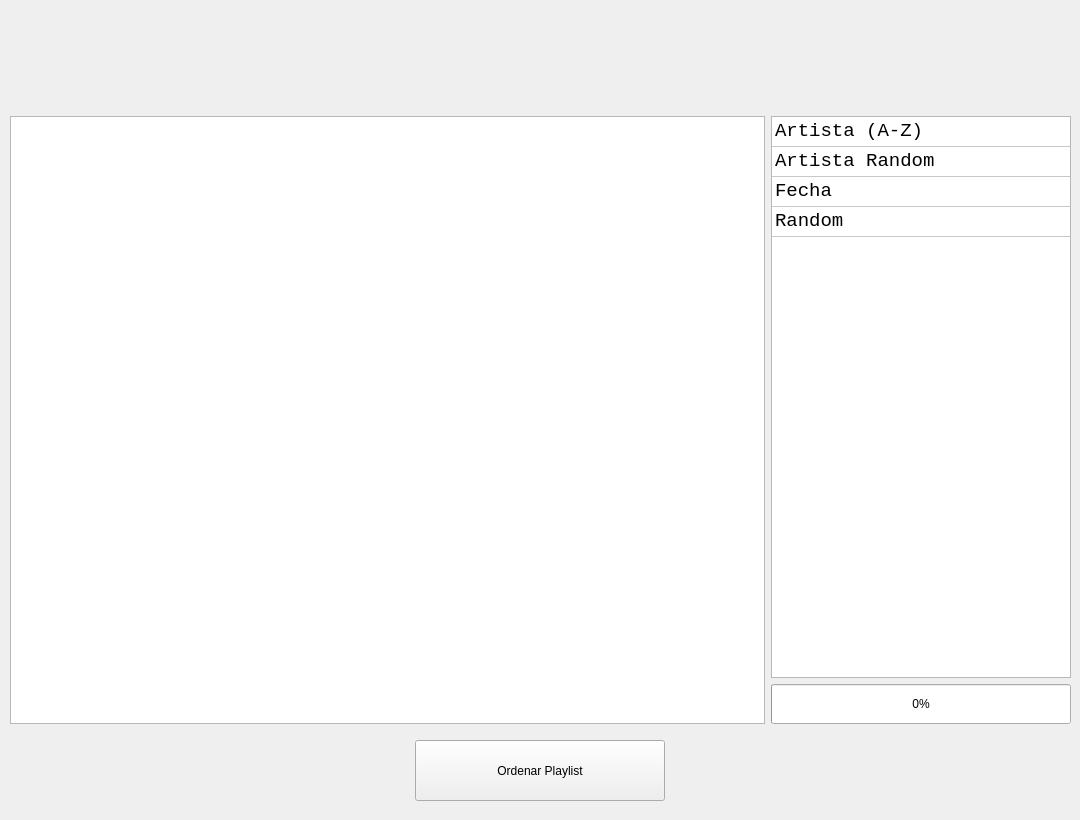
First picture: the form in frontend/ventana_ordenadas3.ui, repository iangrosssan/Sorter-Spotify, before the edit.
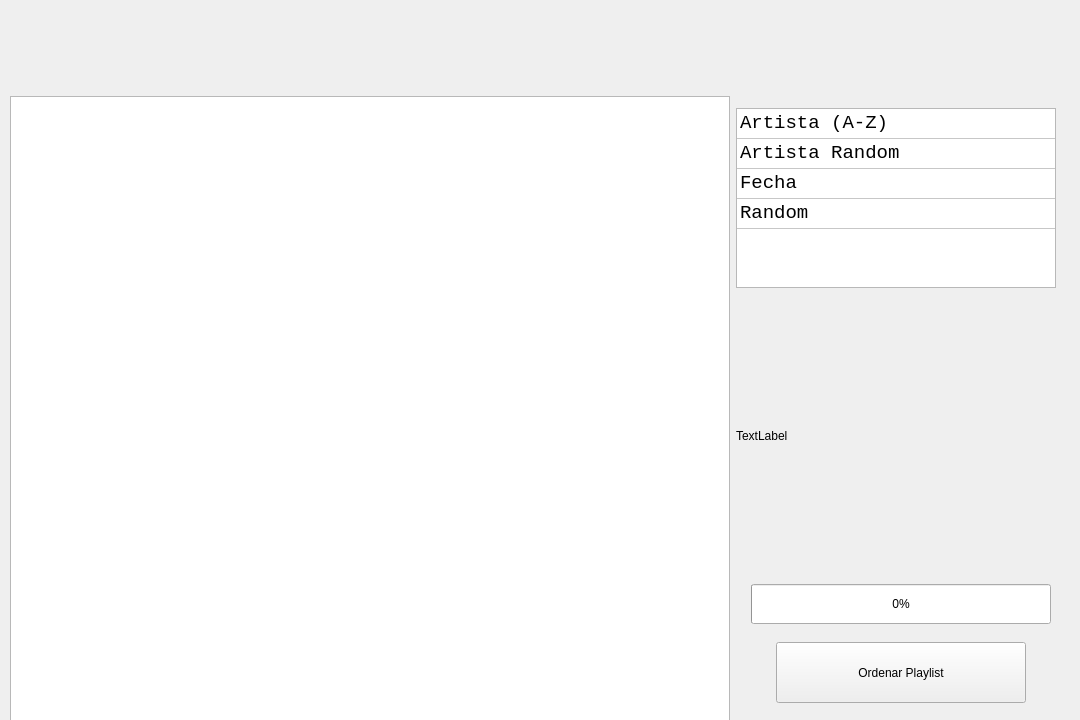
Second picture: the form after the edit.

Commit message: global_stats

The edit to the form file:
```diff
--- a/frontend/ventana_ordenadas3.ui
+++ b/frontend/ventana_ordenadas3.ui
@@ -7,7 +7,7 @@
     <x>0</x>
     <y>0</y>
     <width>1080</width>
-    <height>820</height>
+    <height>720</height>
    </rect>
   </property>
   <property name="windowTitle">
@@ -19,7 +19,7 @@
      <x>10</x>
      <y>10</y>
      <width>1061</width>
-     <height>791</height>
+     <height>719</height>
     </rect>
    </property>
    <layout class="QVBoxLayout" name="verticalLayout">
@@ -72,7 +72,7 @@
       <property name="sizeHint" stdset="0">
        <size>
         <width>20</width>
-        <height>40</height>
+        <height>20</height>
        </size>
       </property>
      </spacer>
@@ -85,8 +85,8 @@
          <widget class="QTreeWidget" name="lista_playlists">
           <property name="maximumSize">
            <size>
-            <width>1080</width>
-            <height>16777215</height>
+            <width>720</width>
+            <height>650</height>
            </size>
           </property>
           <property name="styleSheet">
@@ -119,21 +119,21 @@
           <item>
            <widget class="QTableWidget" name="jerarquias">
             <property name="sizePolicy">
-             <sizepolicy hsizetype="Fixed" vsizetype="Expanding">
+             <sizepolicy hsizetype="Fixed" vsizetype="Minimum">
               <horstretch>0</horstretch>
               <verstretch>0</verstretch>
              </sizepolicy>
             </property>
             <property name="minimumSize">
              <size>
-              <width>300</width>
-              <height>0</height>
+              <width>320</width>
+              <height>150</height>
              </size>
             </property>
             <property name="maximumSize">
              <size>
               <width>320</width>
-              <height>16777215</height>
+              <height>180</height>
              </size>
             </property>
             <property name="font">
@@ -176,7 +176,7 @@
              <bool>false</bool>
             </attribute>
             <attribute name="horizontalHeaderDefaultSectionSize">
-             <number>300</number>
+             <number>400</number>
             </attribute>
             <attribute name="verticalHeaderVisible">
              <bool>false</bool>
@@ -235,6 +235,43 @@
            </widget>
           </item>
           <item>
+           <widget class="QLabel" name="l_stats">
+            <property name="minimumSize">
+             <size>
+              <width>300</width>
+              <height>240</height>
+             </size>
+            </property>
+            <property name="maximumSize">
+             <size>
+              <width>320</width>
+              <height>260</height>
+             </size>
+            </property>
+            <property name="text">
+             <string>TextLabel</string>
+            </property>
+           </widget>
+          </item>
+          <item>
+           <layout class="QHBoxLayout" name="horizontalLayout_6">
+            <item>
+             <spacer name="horizontalSpacer">
+              <property name="orientation">
+               <enum>Qt::Horizontal</enum>
+              </property>
+              <property name="sizeType">
+               <enum>QSizePolicy::Fixed</enum>
+              </property>
+              <property name="sizeHint" stdset="0">
+               <size>
+                <width>10</width>
+                <height>20</height>
+               </size>
+              </property>
+             </spacer>
+            </item>
+            <item>
            <widget class="QProgressBar" name="progressBar">
             <property name="enabled">
              <bool>true</bool>
@@ -247,14 +284,14 @@
             </property>
             <property name="minimumSize">
              <size>
-              <width>200</width>
+                <width>250</width>
               <height>40</height>
              </size>
             </property>
             <property name="maximumSize">
              <size>
               <width>300</width>
-              <height>16777215</height>
+                <height>40</height>
              </size>
             </property>
             <property name="value">
@@ -267,30 +304,24 @@
           </item>
          </layout>
         </item>
-       </layout>
-      </item>
-     </layout>
-    </item>
-    <item>
-     <spacer name="verticalSpacer_2">
-      <property name="orientation">
-       <enum>Qt::Vertical</enum>
-      </property>
-      <property name="sizeType">
-       <enum>QSizePolicy::Fixed</enum>
-      </property>
-      <property name="sizeHint" stdset="0">
-       <size>
-        <width>20</width>
-        <height>10</height>
-       </size>
-      </property>
-     </spacer>
-    </item>
-    <item>
-     <layout class="QHBoxLayout" name="horizontalLayout_2">
       <item>
        <layout class="QHBoxLayout" name="horizontalLayout_4">
+            <item>
+             <spacer name="horizontalSpacer_2">
+              <property name="orientation">
+               <enum>Qt::Horizontal</enum>
+              </property>
+              <property name="sizeType">
+               <enum>QSizePolicy::Fixed</enum>
+              </property>
+              <property name="sizeHint" stdset="0">
+               <size>
+                <width>10</width>
+                <height>20</height>
+               </size>
+              </property>
+             </spacer>
+            </item>
         <item>
          <widget class="QPushButton" name="b_ordenar">
           <property name="minimumSize">
@@ -318,7 +349,30 @@
         </item>
        </layout>
       </item>
-     </layout>
+          <item>
+           <spacer name="verticalSpacer_2">
+            <property name="orientation">
+             <enum>Qt::Vertical</enum>
+            </property>
+            <property name="sizeType">
+             <enum>QSizePolicy::Fixed</enum>
+            </property>
+            <property name="sizeHint" stdset="0">
+             <size>
+              <width>20</width>
+              <height>10</height>
+             </size>
+            </property>
+           </spacer>
+          </item>
+         </layout>
+        </item>
+       </layout>
+      </item>
+     </layout>
+    </item>
+    <item>
+     <layout class="QHBoxLayout" name="horizontalLayout_2"/>
     </item>
    </layout>
   </widget>
```
Lines whose indentation alone changed are shown as unchanged. The commit also changes 13 other files.
